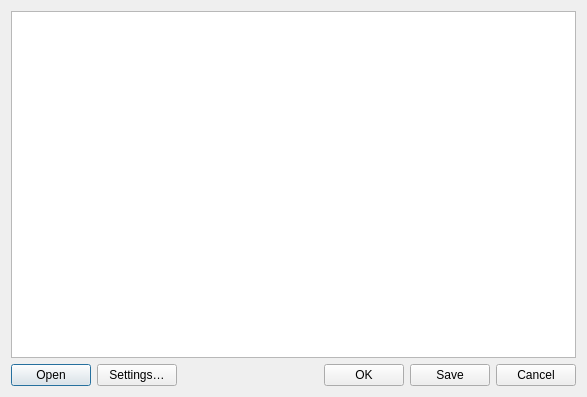
Above: src/wallpapersplitter.ui from kstorbakken/wallpaper_splitter before the change. Below: the same form after it.
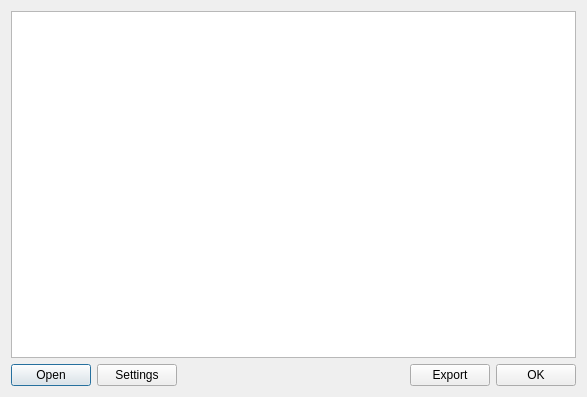
That is the form after the change. Icons and pictures are not drawn.

```diff
--- a/src/wallpapersplitter.ui
+++ b/src/wallpapersplitter.ui
@@ -39,7 +39,7 @@
      <item>
       <widget class="QPushButton" name="settingsButton">
        <property name="text">
-        <string>Settings…</string>
+        <string>Settings</string>
        </property>
       </widget>
      </item>
@@ -56,13 +56,29 @@
        </property>
       </spacer>
      </item>
+     <item>
+      <widget class="QPushButton" name="exportButton">
+       <property name="text">
+        <string>Export</string>
+       </property>
+       <property name="autoDefault">
+        <bool>false</bool>
+       </property>
+      </widget>
+     </item>
      <item>
       <widget class="QDialogButtonBox" name="buttonBox">
        <property name="orientation">
         <enum>Qt::Orientation::Horizontal</enum>
        </property>
        <property name="standardButtons">
-        <set>QDialogButtonBox::StandardButton::Cancel|QDialogButtonBox::StandardButton::Ok|QDialogButtonBox::StandardButton::Save</set>
+        <set>QDialogButtonBox::StandardButton::Ok</set>
+       </property>
+       <property name="sizePolicy">
+        <sizepolicy hsizetype="Fixed" vsizetype="Fixed">
+         <horstretch>0</horstretch>
+         <verstretch>0</verstretch>
+        </sizepolicy>
        </property>
       </widget>
      </item>
```
Left out of the diff: 10 changed lines with no effect on the pictures.
